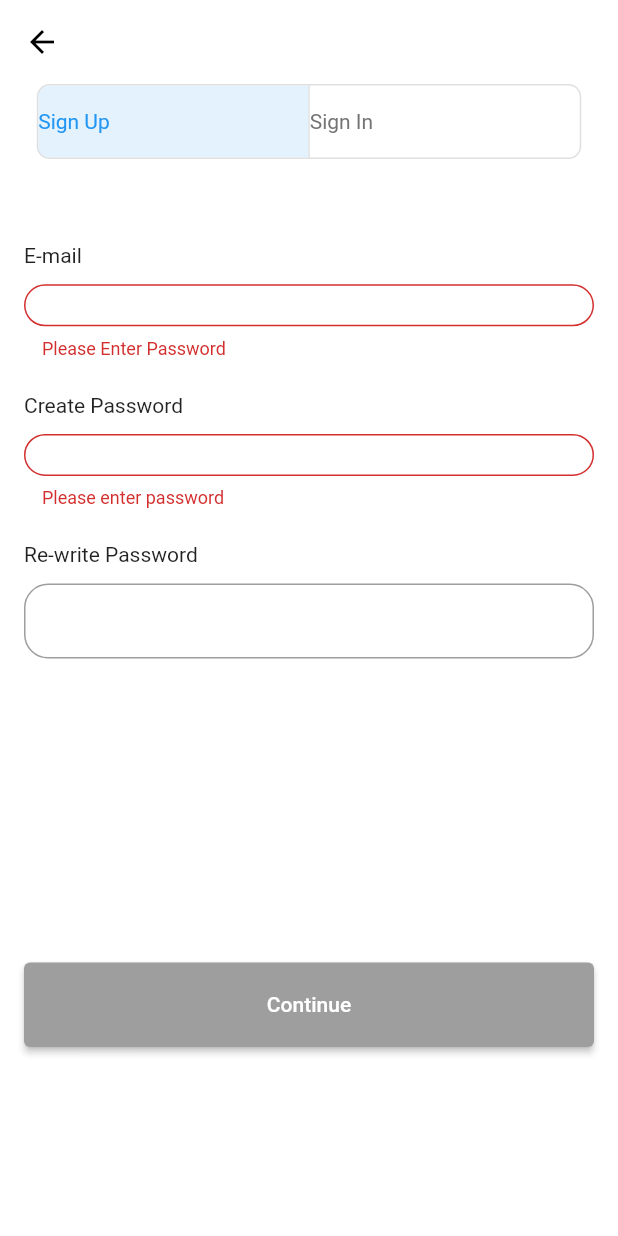
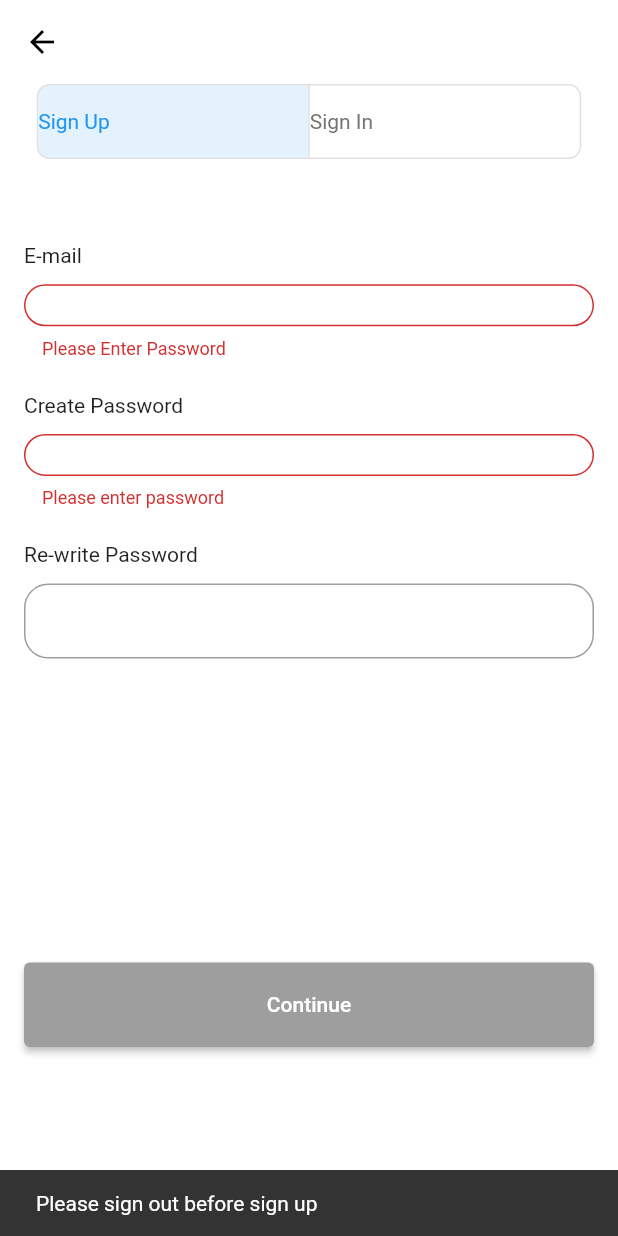
Before and after one commit to enesspamukcu/test_pro, a Flutter app: the SignUpWithEmailPage screen opened by its route, after a tap on "Sign Up", after a tap on "Sign In", after a tap on "Continue", on a phone screen of 412 x 824 dp. Run offline on Flutter 3.47's test engine with Material 2 defaults, Android fonts, the phone set to English and light mode, and no system bars; our stand-ins replace cloud_firestore, dots_indicator, email_validator, firebase_auth, firebase_core, flutter_screenutil and 1 more; accounts and stored records are empty; network calls fail.

Commit message:
some login issues fixed

```diff
--- a/lib/pages/landing_page.dart
+++ b/lib/pages/landing_page.dart
@@ -51,11 +51,11 @@ class _LandingPageState extends State<LandingPage> {
               }, child: const LoginButtonRow(iconData: Icons.email,loginText:'Continue With E-mail')),
               SizedBox(height: 10.h,),
               ElevatedButton(style: Constants.googleLoginButtonStyle,onPressed: (){
-                try {
+                if(auth.currentUser==null){
                   userProvider.signInwWithGoogle(context);
                   Navigator.pushReplacementNamed(context,'/usersDetailPage');
-                } catch (e) {
-                  ScaffoldMessenger.of(context).showSnackBar(SnackBar(content: Text(e.toString())));
+                }else{
+                  ScaffoldMessenger.of(context).showSnackBar(const SnackBar(content: Text('Please sign out before sign in')));
                 }
               }, child: const LoginButtonRow(iconData: Icons.home, loginText: 'Continue With Google')),
               SizedBox(height: 10.h,),
--- a/lib/pages/sign_in_email_page.dart
+++ b/lib/pages/sign_in_email_page.dart
@@ -74,11 +74,14 @@ class _SignInEmailPageState extends State<SignInEmailPage> {
                 Center(child: TextButton(onPressed: (){}, child:const  Text('Forgot Password ?',style: TextStyle(color: Colors.grey,decoration: TextDecoration.underline),))),
                  SizedBox(height: 200.h,),
                  SizedBox(height: 50.h,width: double.infinity,child: ElevatedButton(onPressed: (){
-                    userProvider.signInWithEmailAndPassword(emailController.text, passwordController.text, context);
+                     if(auth.currentUser==null){
+                     userProvider.signInWithEmailAndPassword(emailController.text, passwordController.text, context);
                     Future.delayed(const Duration(seconds: 2),(){
-                      FirebaseAuth.instance.currentUser!=null?Navigator.pushReplacementNamed(context, '/usersDetailPage'):
-                    ScaffoldMessenger.of(context).showSnackBar(const SnackBar(content: Text('Something is went wrong!')));
+                    Navigator.pushReplacementNamed(context, '/usersDetailPage');
                     });
+                   }else{
+                     ScaffoldMessenger.of(context).showSnackBar(const SnackBar(content: Text('Please sign out before sign in')));
+                   }
                  }, child: const Text('Continue'),),),
               ],
             ),
--- a/lib/pages/sign_up_email_page.dart
+++ b/lib/pages/sign_up_email_page.dart
@@ -163,12 +163,16 @@ class _SignUpWithEmailPageState extends State<SignUpWithEmailPage> {
                     child: ElevatedButton(
                       style: formControl(),
                         onPressed: () {
+                          if(auth.currentUser==null){
+                             userProvider.createUserWithEmailAndPassword(textEditingControllerEmail.text,textEditingControllerCreatePassword.text,context);
                             Future.delayed(const Duration(seconds:2),(){
                               auth.currentUser!=null?Navigator.pushReplacementNamed(context,'/namePage'):ScaffoldMessenger.of(context).showSnackBar(const SnackBar(content: Text('Something is went wrong!')));
                             });
+                          }else{
+                            ScaffoldMessenger.of(context).showSnackBar(const SnackBar(content: Text('Please sign out before sign up')));
+                          }
                           if(formKey.currentState!.validate()){
                             formKey.currentState!.save();
-                             userProvider.createUserWithEmailAndPassword(textEditingControllerEmail.text,textEditingControllerCreatePassword.text,context);
                           }
                         }, child: const Text('Continue')))
                 ],
```
